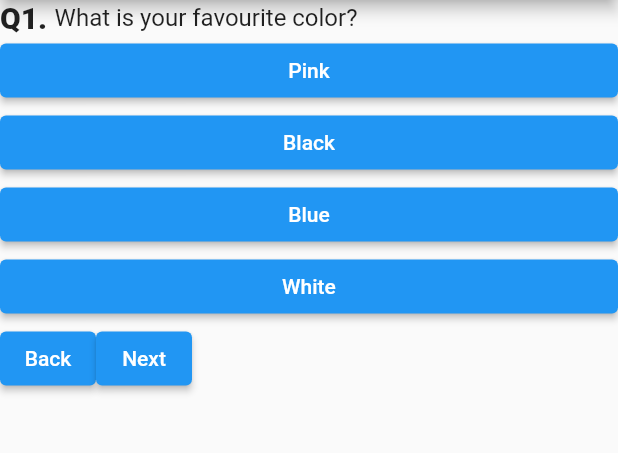
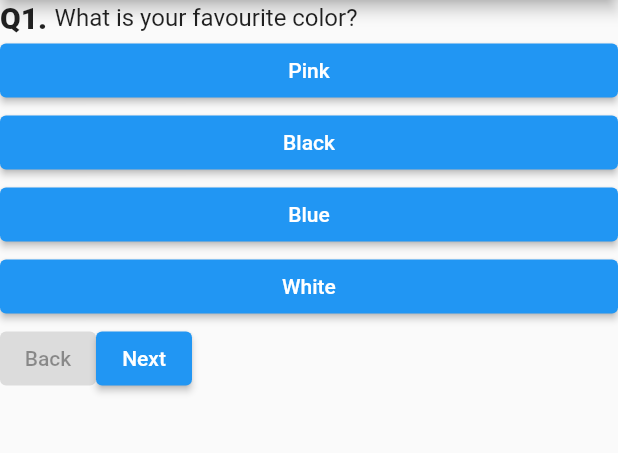
Before and after one commit to dev-amit-kumar/Flutter_Learning, a Flutter app: the screen it shows after launch, on a phone screen of 412 x 824 dp, the part 84-537 px from its top. Run offline on Flutter 3.47's test engine with Material 2 defaults, Android fonts, the phone set to English and light mode, and no system bars.

Commit message:
added terniary opertor in widgets

```diff
--- a/first_flutter_app/lib/main.dart
+++ b/first_flutter_app/lib/main.dart
@@ -95,6 +95,8 @@ class _MyAppWithState extends State<MyApp> {
             Options(
               nextFunction: _goNext,
               backFunction: _goBack,
+              isBack: _quesIndex != 0,
+              isNext: _quesIndex != _questionList.length - 1,
             ),
           ],
         ),
--- a/first_flutter_app/lib/options.dart
+++ b/first_flutter_app/lib/options.dart
@@ -3,18 +3,34 @@ import 'package:flutter/material.dart';
 class Options extends StatelessWidget {
   final Function nextFunction;
   final Function backFunction;
-  Options({this.nextFunction, this.backFunction});
+  final bool isNext;
+  final bool isBack;
+  Options({this.nextFunction, this.backFunction, this.isBack, this.isNext});
+
   @override
   Widget build(BuildContext context) {
     return Container(
       width: double.infinity,
       child: Row(
         children: [
-          ElevatedButton(
-            child: Text('Back'),
-            onPressed: backFunction,
-          ),
-          ElevatedButton(child: Text('Next'), onPressed: nextFunction)
+          isBack
+              ? ElevatedButton(
+                  child: Text('Back'),
+                  onPressed: backFunction,
+                )
+              : ElevatedButton(
+                  child: Text('Back'),
+                  onPressed: null,
+                ),
+          isNext
+              ? ElevatedButton(
+                  child: Text('Next'),
+                  onPressed: nextFunction,
+                )
+              : ElevatedButton(
+                  child: Text('Next'),
+                  onPressed: null,
+                )
         ],
         mainAxisSize: MainAxisSize.max,
       ),
```
